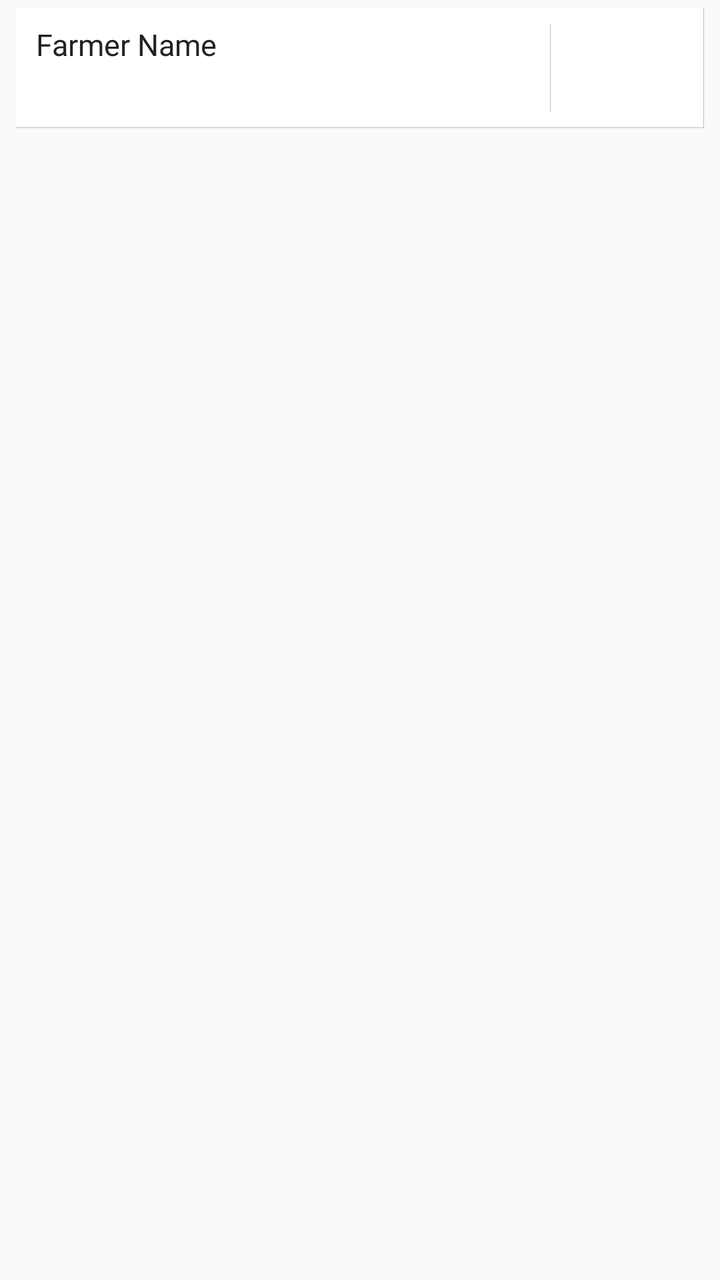
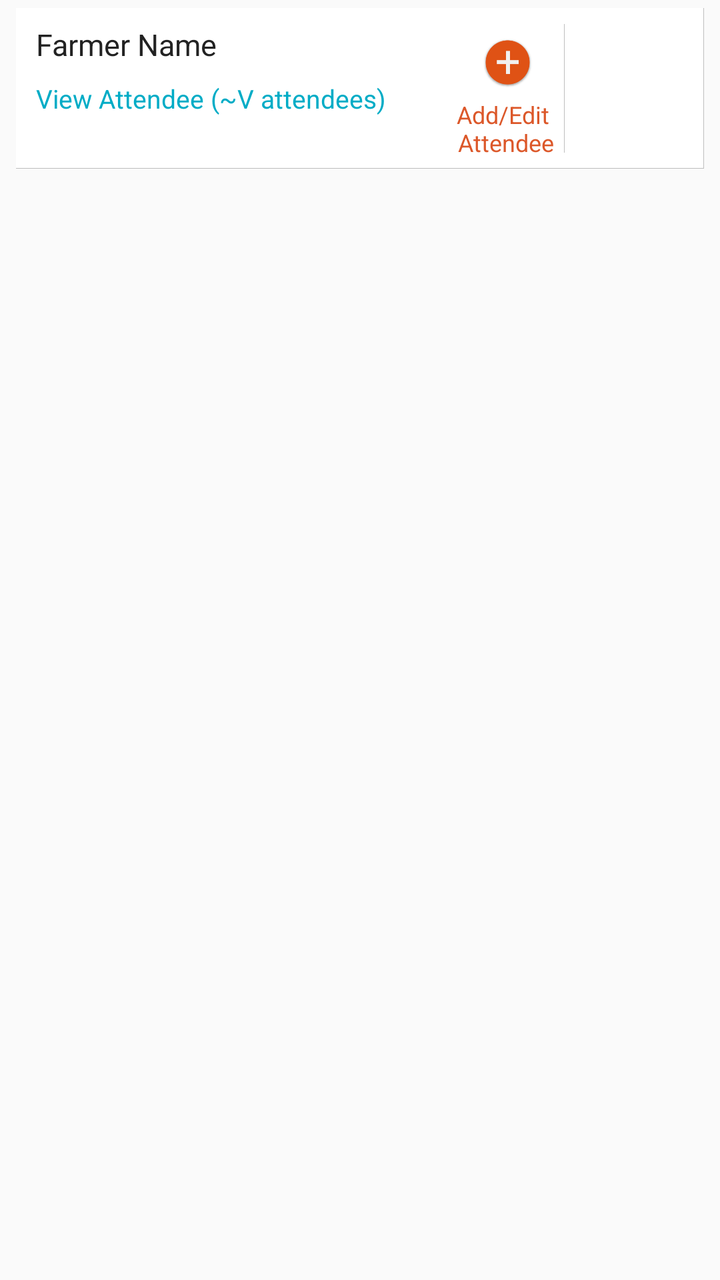

Compare the two renders of this Android layout. The source of the first and the diff that turns it into the second are given below.
<!-- AndroidManifest.xml: application theme AppCompactTheme -->
<!-- res/layout/listview_selected_attendee_list.xml -->
<?xml version="1.0" encoding="utf-8"?>
<LinearLayout xmlns:android="http://schemas.android.com/apk/res/android"
    xmlns:app="http://schemas.android.com/apk/res-auto"
    xmlns:tools="http://schemas.android.com/tools"
    android:orientation="vertical"
    android:layout_width="match_parent"
    android:layout_height="wrap_content"
    android:paddingLeft="@dimen/ofis_med_pad"
    android:paddingRight="@dimen/ofis_med_pad"
    android:paddingTop="@dimen/ofis_list_itemseparator"
    android:paddingBottom="@dimen/ofis_list_itemseparator">


    <LinearLayout
        android:orientation="horizontal"
        android:layout_width="match_parent"
        android:id="@+id/rowlin"
        android:layout_height="wrap_content"
        android:minHeight="60dp"
        android:background="@drawable/list_item"
        android:baselineAligned="false"
        android:weightSum="8"
        tools:ignore="UselessParent">

        <LinearLayout
            android:orientation="vertical"
            android:layout_width="0dp"
            android:layout_height="match_parent"
            android:id="@+id/itemTextContainer"
            android:layout_marginTop="8dp"
            android:layout_marginBottom="8dp"
            android:layout_marginEnd="8dp"
            android:layout_marginRight="8dp"
            android:paddingLeft="10dp"
            android:paddingRight="10dp"
            android:layout_weight="7">

            <TextView
                android:id="@+id/trainingAttendeeId"
                android:layout_width="0dp"
                android:layout_height="0dp"
                android:visibility="gone" />
            <TextView
                android:layout_width="match_parent"
                android:layout_height="wrap_content"
                android:text="@string/Farmer_Name"
                android:id="@+id/attendeeName"
                android:textColor="@color/ofis_base_font_dark"
                android:textSize="@dimen/ofis_med_text" />

            <LinearLayout
                android:layout_width="match_parent"
                android:layout_height="wrap_content"
                android:orientation="vertical">

                <LinearLayout
                    android:layout_width="match_parent"
                    android:layout_height="wrap_content"
                    android:orientation="horizontal"
                    android:layout_marginBottom="@dimen/ofis_small_pad">

                    <TextView
                        android:layout_width="wrap_content"
                        android:layout_height="wrap_content"
                        android:id="@+id/criterion_attended"
                        android:textColor="@color/ofis_list_item_subtitle"
                        android:paddingLeft="@dimen/ofis_med_pad"
                        android:textSize="@dimen/ofis_small_text"
                        android:visibility="gone"/>

                    <TextView
                        android:layout_width="wrap_content"
                        android:layout_height="wrap_content"
                        android:id="@+id/criterion_passed"
                        android:textColor="@color/ofis_list_item_subtitle"
                        android:background="@drawable/left_border"
                        android:paddingLeft="@dimen/ofis_med_pad"
                        android:layout_marginLeft="@dimen/ofis_med_pad"
                        android:textSize="@dimen/ofis_small_text"
                        android:visibility="gone"/>

                </LinearLayout>

                <LinearLayout
                    android:layout_width="match_parent"
                    android:layout_height="wrap_content"
                    android:orientation="horizontal"
                    android:layout_marginBottom="@dimen/ofis_small_pad">

                    <TextView
                        android:layout_width="wrap_content"
                        android:layout_height="wrap_content"
                        android:id="@+id/criterion_prescore"
                        android:textColor="@color/ofis_list_item_subtitle"
                        android:textSize="@dimen/ofis_small_text"
                        android:visibility="gone"/>

                    <TextView
                        android:layout_width="wrap_content"
                        android:layout_height="wrap_content"
                        android:id="@+id/criterion_postscore"
                        android:textColor="@color/ofis_list_item_subtitle"
                        android:background="@drawable/left_border"
                        android:paddingLeft="@dimen/ofis_med_pad"
                        android:layout_marginLeft="@dimen/ofis_med_pad"
                        android:textSize="@dimen/ofis_small_text"
                        android:visibility="gone"/>

                </LinearLayout>

                <TextView
                    android:layout_width="wrap_content"
                    android:layout_height="wrap_content"
                    android:id="@+id/criterion_score"
                    android:textColor="@color/ofis_list_item_subtitle"
                    android:textSize="@dimen/ofis_small_text"
                    android:layout_marginBottom="@dimen/ofis_small_pad"
                    android:visibility="gone"/>

                <TextView
                    android:layout_width="wrap_content"
                    android:layout_height="wrap_content"
                    android:id="@+id/criterion_percentage"
                    android:textColor="@color/ofis_list_item_subtitle"
                    android:textSize="@dimen/ofis_small_text"
                    android:layout_marginBottom="@dimen/ofis_small_pad"
                    android:visibility="gone"/>

                <TextView
                    android:layout_width="wrap_content"
                    android:layout_height="wrap_content"
                    android:id="@+id/criterion_grade"
                    android:textColor="@color/ofis_list_item_subtitle"
                    android:textSize="@dimen/ofis_small_text"
                    android:layout_marginBottom="@dimen/ofis_small_pad"
                    android:visibility="gone"/>

            </LinearLayout>

        </LinearLayout>

        <LinearLayout
            android:layout_width="wrap_content"
            android:layout_height="match_parent"
            android:id="@+id/deleteItemWrapper"
            android:background="@drawable/left_border"
            android:layout_marginTop="8dp"
            android:layout_marginBottom="8dp"
            android:layout_weight="1"
            android:gravity="center">
            <ImageView
                android:layout_width="40dp"
                android:layout_height="40dp"
                android:adjustViewBounds="true"
                android:scaleType="fitCenter"
                android:id="@+id/deleteItem"
                app:srcCompat="@drawable/ic_delete_item"
                android:contentDescription="@string/Delete_Item"
                android:layout_gravity="center_vertical|center_horizontal" />
        </LinearLayout>
    </LinearLayout>

</LinearLayout>
<!-- resources referenced by this layout -->
<resources>
  <color name="ofis_base_font_dark">#222222</color>
  <color name="ofis_list_item_subtitle">#7d7d7d</color>
  <dimen name="ofis_list_itemseparator">4dp</dimen>
  <dimen name="ofis_med_pad">8dp</dimen>
  <dimen name="ofis_med_text">15sp</dimen>
  <dimen name="ofis_small_pad">4dp</dimen>
  <dimen name="ofis_small_text">13sp</dimen>
  <!-- drawable left_border (drawable) -->
  <?xml version="1.0" encoding="utf-8"?>
  <layer-list xmlns:android="http://schemas.android.com/apk/res/android">
      <item
          android:bottom="-3dp"
          android:left="-2dp"
          android:top="-3dp"
          android:right="-3dp">
          <shape android:shape="rectangle">
              <solid android:color="@android:color/transparent"/>
              <stroke
                  android:color="@color/ofis_list_item_border"
                  android:width="@dimen/ofis_list_itemborder" />
          </shape>
          </item>
  </layer-list>
  <!-- drawable list_item (drawable) -->
  <?xml version="1.0" encoding="utf-8"?>
  <layer-list xmlns:android="http://schemas.android.com/apk/res/android">
      <item
          android:right="-3dp"
          android:left="-3dp"
          android:top="-3dp"
          android:bottom="-2dp">
          <shape android:shape="rectangle">
              <solid android:color="@color/ofis_list_item_background"/>
              <stroke
                  android:color="@color/ofis_list_item_border"
                  android:width="@dimen/ofis_list_itemborder" />
          </shape>
          </item>
  </layer-list>
  <string name="Delete_Item">Delete Item</string>
  <string name="Farmer_Name">Farmer Name</string>
  <color name="ofis_list_item_border">#40000000</color>
  <dimen name="ofis_list_itemborder">1px</dimen>
  <color name="ofis_list_item_background">#ffffff</color>
  <style name="SpinnerItem" parent="Widget.AppCompat.TextView.SpinnerItem">
          <item name="android:textColor">@color/ofis_base_font_white</item>
          <item name="android:textSize">@dimen/ofis_spinner_text</item>
      </style>
  <style name="SpinnerItem.DropDownItem" parent="Widget.AppCompat.Light.DropDownItem.Spinner">
          <item name="android:textColor">@color/ofis_text_field</item>
          <item name="background">@color/ofis_spinner_item_background</item>
      </style>
  <style name="StandardSpinner" parent="Widget.AppCompat.ListView.DropDown">
          <item name="android:dividerHeight">@dimen/ofis_spinner_itemseparator</item>
          <item name="divider">@color/ofis_spinner_divider</item>
      </style>
  <style name="AppTheme.ActionBarStyle" parent="Theme.AppCompat.Light">
          <item name="titleTextStyle">@style/AppTheme.ActionBar.TitleTextStyle</item>
      </style>
  <color name="ofis_base_font_white">#ffffff</color>
  <dimen name="ofis_spinner_text">14sp</dimen>
  <color name="ofis_text_field">#DE000000</color>
  <color name="ofis_spinner_item_background">@color/ofis_actionbar_background</color>
  <dimen name="ofis_spinner_itemseparator">1dp</dimen>
  <color name="ofis_spinner_divider">#ff333333</color>
  <style name="AppTheme.ActionBar.TitleTextStyle" parent="android:TextAppearance">
          <item name="android:textSize">@dimen/ofis_large_text</item>
          <item name="android:textStyle">bold</item>
      </style>
  <color name="ofis_actionbar_background">#dddddd</color>
  <dimen name="ofis_large_text">17sp</dimen>
  <!-- unchanged entries left out for length: 2 -->
</resources>

<!-- the commit's change to res/layout/listview_selected_attendee_list.xml (unified diff, before → after) -->
@@ -16,7 +16,6 @@
         android:layout_width="match_parent"
         android:id="@+id/rowlin"
         android:layout_height="wrap_content"
-        android:minHeight="60dp"
         android:background="@drawable/list_item"
         android:baselineAligned="false"
         android:weightSum="8"
@@ -136,6 +135,45 @@
                     android:visibility="gone"/>
 
             </LinearLayout>
+            <TextView
+                android:id="@+id/tvViewAddendees"
+                android:layout_width="match_parent"
+                android:layout_height="wrap_content"
+                android:text="@string/view_attendees_count"
+                android:textColor="@color/blue_attendee_text"
+                android:textSize="@dimen/ofis_small_text" />
+
+        </LinearLayout>
+
+        <LinearLayout
+            android:id="@+id/addAttndeesLayout"
+            android:orientation="vertical"
+            android:layout_width="wrap_content"
+            android:layout_height="wrap_content">
+            <ImageView
+                android:id="@+id/addTrainingAttendeesIv"
+                android:layout_width="35dp"
+                android:layout_height="35dp"
+                android:layout_gravity="center"
+                android:layout_marginTop="@dimen/margin_10"
+                android:background="@android:color/transparent"
+                android:contentDescription="@string/Add"
+                android:padding="5dp"
+                android:scaleType="fitXY"
+                android:src="@drawable/ic_ofis_add" />
+
+            <TextView
+                android:id="@+id/addTrainingAttendeesTv1"
+                android:layout_width="wrap_content"
+                android:layout_height="wrap_content"
+                android:layout_below="@+id/addTrainingAttendeesIv"
+                android:background="@android:color/transparent"
+                android:text="@string/add_edit_attendee"
+                android:gravity="center"
+                android:textSize="12sp"
+                android:layout_marginRight="5dp"
+                android:layout_marginBottom="5dp"
+                android:textColor="@color/dark_orange" />
 
         </LinearLayout>
 
@@ -160,4 +198,5 @@
         </LinearLayout>
     </LinearLayout>
 
+
 </LinearLayout>
<!-- resource entries referenced after the edit -->
@@ -1,12 +1,16 @@
 <!-- resources referenced by this layout -->
 <resources>
+  <color name="blue_attendee_text">#00ACC6</color>
+  <color name="dark_orange">#DC582A</color>
   <color name="ofis_base_font_dark">#222222</color>
   <color name="ofis_list_item_subtitle">#7d7d7d</color>
+  <dimen name="margin_10">10dp</dimen>
   <dimen name="ofis_list_itemseparator">4dp</dimen>
   <dimen name="ofis_med_pad">8dp</dimen>
   <dimen name="ofis_med_text">15sp</dimen>
   <dimen name="ofis_small_pad">4dp</dimen>
   <dimen name="ofis_small_text">13sp</dimen>
+  <!-- drawable ic_ofis_add: png bitmap (drawable-hdpi, 4378 bytes) -->
   <!-- drawable left_border (drawable) -->
   <?xml version="1.0" encoding="utf-8"?>
   <layer-list xmlns:android="http://schemas.android.com/apk/res/android">
@@ -39,8 +43,11 @@
           </shape>
           </item>
   </layer-list>
+  <string name="Add">Add</string>
   <string name="Delete_Item">Delete Item</string>
   <string name="Farmer_Name">Farmer Name</string>
+  <string name="add_edit_attendee">Add/Edit\n Attendee</string>
+  <string name="view_attendees_count">View Attendee (~V attendees)</string>
   <color name="ofis_list_item_border">#40000000</color>
   <dimen name="ofis_list_itemborder">1px</dimen>
   <color name="ofis_list_item_background">#ffffff</color>
